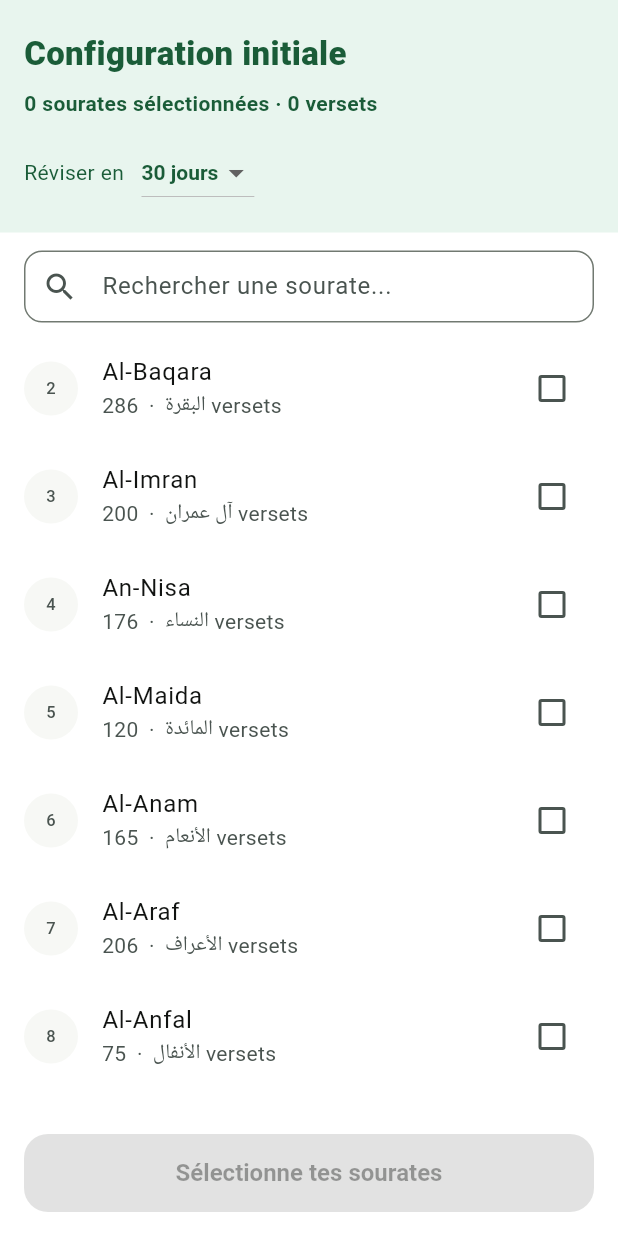
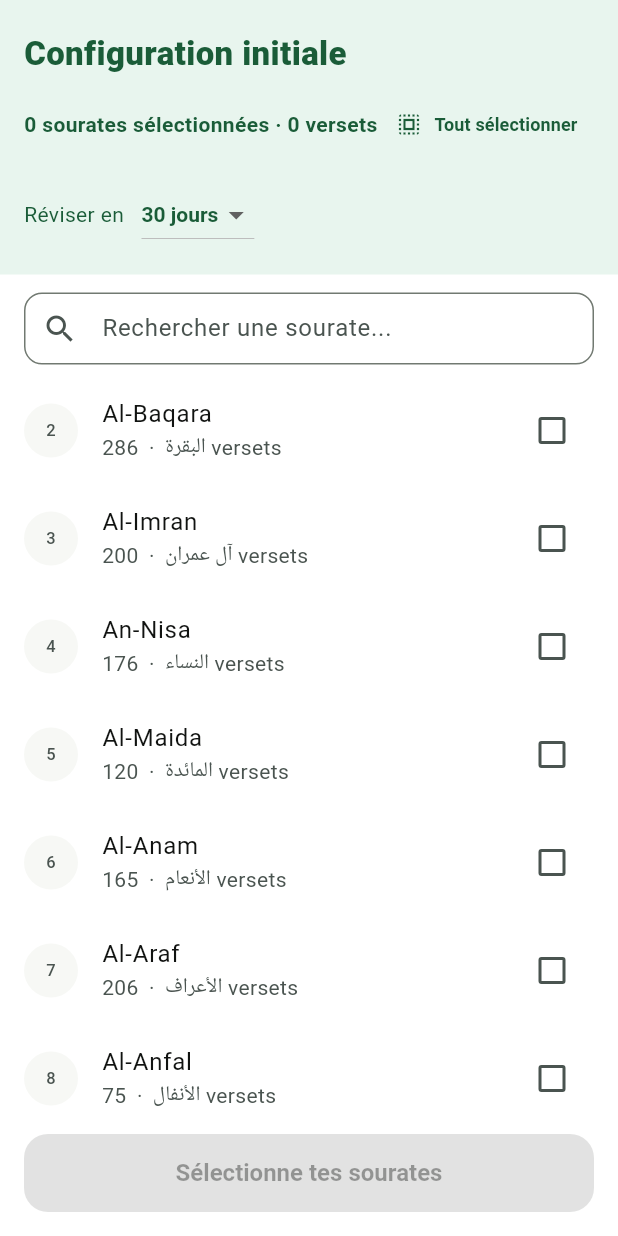
Before and after one commit to aelhirech/quran-revision, a Flutter app: the screen it shows after launch, on a phone screen of 412 x 824 dp. Run offline on Flutter 3.47's test engine with Material 3 defaults, Android fonts, the phone set to English and light mode, and no system bars; our stand-ins replace flutter_animate, flutter_local_notifications, google_fonts, shared_preferences; missing offline and left inert: quran.

Commit message:
Phase 3f: fix reset onboarding + select all + aleatoire en option
- Fix: clearConfig() dans AppState efface config + SharedPreferences
  -> le reset reactualise l onboarding automatiquement via _AppRoot
- Fix: suppression navigation manuelle vers OnboardingScreen dans reset dialog
- Feature: bouton "Tout selectionner / Tout deselectionner" dans onboarding et profil
- Feature: toggle "Ordre aleatoire" dans les parametres du profil
  -> UserConfig.shuffleEnabled (defaut: true), persisté, AppState.setShuffleEnabled()
  -> RevisionEngine respecte le flag (shuffle ou ordre original)
- UserConfig.copyWith() pour modifications partielles sans reset

Co-Authored-By: Claude Sonnet 4.6 <noreply@anthropic.com>

```diff
--- a/lib/core/revision_engine.dart
+++ b/lib/core/revision_engine.dart
@@ -62,9 +62,9 @@ class RevisionEngine {
     required DateTime today,
   }) {
     final rawUnits = buildUnits(config.learnedSourates);
-    // Shuffle stable basé sur startDate : ordre aléatoire mais constant pour ce cycle
-    final units = [...rawUnits]
-      ..shuffle(Random(config.startDate.millisecondsSinceEpoch));
+    final units = config.shuffleEnabled
+        ? ([...rawUnits]..shuffle(Random(config.startDate.millisecondsSinceEpoch)))
+        : rawUnits;
     final cycleTotal = units.length;
 
     final daysElapsed = today.difference(config.startDate).inDays;
--- a/lib/core/strings.dart
+++ b/lib/core/strings.dart
@@ -66,6 +66,10 @@ class S {
   static String get rechercherSourate => _t('Rechercher une sourate...', 'Search a surah...');
   static String get commencer => _t('Commencer la révision', 'Start revision');
   static String get selectSourates => _t('Sélectionne tes sourates', 'Select your surahs');
+  static String get toutSelectionner => _t('Tout sélectionner', 'Select all');
+  static String get toutDeselectionner => _t('Tout désélectionner', 'Deselect all');
+  static String get aleatoireLabel => _t('Ordre aléatoire', 'Random order');
+  static String get aleatoireSubtitle => _t('Mélange les unités à chaque nouveau cycle', 'Shuffles units each new cycle');
 
   // Notifications
   static String get notifMatinTitle => _t('Révision du Coran 🕌', 'Quran Revision 🕌');
--- a/lib/models/user_config.dart
+++ b/lib/models/user_config.dart
@@ -4,27 +4,42 @@ class UserConfig {
   final List<Sourate> learnedSourates;
   final int revisionDays;
   final DateTime startDate;
+  final bool shuffleEnabled;
 
   const UserConfig({
     required this.learnedSourates,
     required this.revisionDays,
     required this.startDate,
+    this.shuffleEnabled = true,
   });
+
+  UserConfig copyWith({
+    List<Sourate>? learnedSourates,
+    int? revisionDays,
+    DateTime? startDate,
+    bool? shuffleEnabled,
+  }) => UserConfig(
+        learnedSourates: learnedSourates ?? this.learnedSourates,
+        revisionDays: revisionDays ?? this.revisionDays,
+        startDate: startDate ?? this.startDate,
+        shuffleEnabled: shuffleEnabled ?? this.shuffleEnabled,
+      );
 
   Map<String, dynamic> toJson() => {
         'learnedSourates': learnedSourates.map((s) => s.toJson()).toList(),
         'revisionDays': revisionDays,
         'startDate': startDate.toIso8601String(),
+        'shuffleEnabled': shuffleEnabled,
       };
 
   factory UserConfig.fromJson(Map<String, dynamic> j) {
     try {
       return UserConfig(
         learnedSourates: (j['learnedSourates'] as List? ?? [])
-            .map((s) => Sourate.fromJson(s as Map<String, dynamic>))
-            .toList(),
+            .map((s) => Sourate.fromJson(s as Map<String, dynamic>)).toList(),
         revisionDays: j['revisionDays'] as int? ?? 30,
         startDate: DateTime.tryParse(j['startDate'] as String? ?? '') ?? DateTime.now(),
+        shuffleEnabled: j['shuffleEnabled'] as bool? ?? true,
       );
     } catch (_) {
       return UserConfig(learnedSourates: const [], revisionDays: 30, startDate: DateTime.now());
--- a/lib/screens/onboarding_screen.dart
+++ b/lib/screens/onboarding_screen.dart
@@ -117,9 +117,40 @@ class _OnboardingScreenState extends State<OnboardingScreen> {
                   fontWeight: FontWeight.w800,
                   color: cs.onPrimaryContainer)),
           const SizedBox(height: 8),
-          Text(S.souratesCount(_selectedIds.length, totalVerses),
-              style: TextStyle(
-                  fontWeight: FontWeight.w600, color: cs.onPrimaryContainer)),
+          Row(
+            mainAxisAlignment: MainAxisAlignment.spaceBetween,
+            children: [
+              Text(S.souratesCount(_selectedIds.length, totalVerses),
+                  style: TextStyle(
+                      fontWeight: FontWeight.w600,
+                      color: cs.onPrimaryContainer)),
+              TextButton.icon(
+                onPressed: () => setState(() {
+                  if (_selectedIds.length == allSourates.length) {
+                    _selectedIds.clear();
+                  } else {
+                    _selectedIds.addAll(allSourates.map((s) => s.id));
+                  }
+                }),
+                icon: Icon(
+                  _selectedIds.length == allSourates.length
+                      ? Icons.deselect
+                      : Icons.select_all,
+                  color: cs.onPrimaryContainer,
+                  size: 18,
+                ),
+                label: Text(
+                  _selectedIds.length == allSourates.length
+                      ? S.toutDeselectionner
+                      : S.toutSelectionner,
+                  style: TextStyle(
+                      color: cs.onPrimaryContainer,
+                      fontWeight: FontWeight.w600,
+                      fontSize: 12),
+                ),
+              ),
+            ],
+          ),
           const SizedBox(height: 12),
           Row(
             children: [
```
Also changed, not shown: lib/screens/profile_screen.dart (+35 -8 lines), lib/state/app_state.dart (+16 -0 lines).
